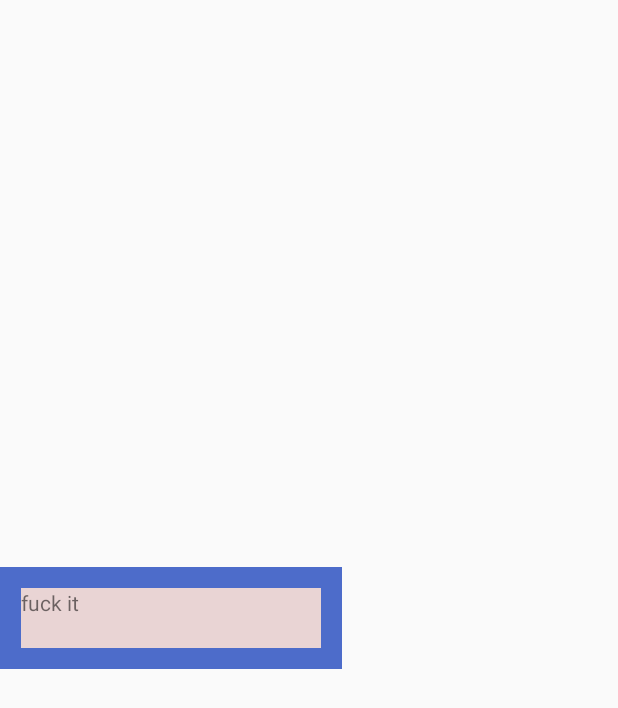
After one commit to em020/rv-endless-scroller, an Android app: the layout test_empty_set_view.xml on its own in the app's theme, with its tools: preview values and no code run, on a phone screen of 412 x 824 dp. The commit adds this screen. Shown: the top 708 px of the screen. Run offline under Robolectric (Android 15) with nearby library versions, the phone set to English and light mode, and no system bars.

Commit message:
add feature: configure empty set item view height

```diff
--- a/app/src/main/java/yimin/sun/endlessscrollersample/MainActivity.java
+++ b/app/src/main/java/yimin/sun/endlessscrollersample/MainActivity.java
@@ -80,8 +80,11 @@ public class MainActivity extends AppCompatActivity implements EndlessScroller.I
 //                        tv.setText("hell yeah");
 //                    }
 //                })
+                .setEmptySetLayout(R.layout.test_empty_set_view)
                 ;
         adapter.setConfig(endlessRViewAdapterConfig);
+
+        adapter.setEmptySetItemViewHeight(-2);
 
         recyclerView.setAdapter(adapter);
 
--- /dev/null
+++ b/app/src/main/res/layout/test_empty_set_view.xml
@@ -0,0 +1,15 @@
+<?xml version="1.0" encoding="utf-8"?>
+<FrameLayout xmlns:android="http://schemas.android.com/apk/res/android"
+             android:layout_width="wrap_content"
+             android:layout_gravity="center_vertical"
+             android:background="#4d6cca"
+             android:layout_height="wrap_content">
+
+    <TextView
+        android:layout_margin="14dp"
+        android:background="#e9d4d4"
+        android:text="fuck it"
+        android:layout_width="200dp"
+        android:layout_height="40dp"/>
+
+</FrameLayout>
```
Also changed, not shown: endlessscroller/src/main/java/yimin/sun/endlessscroller/EndlessRViewAdapter.java (+9 -2 lines).
